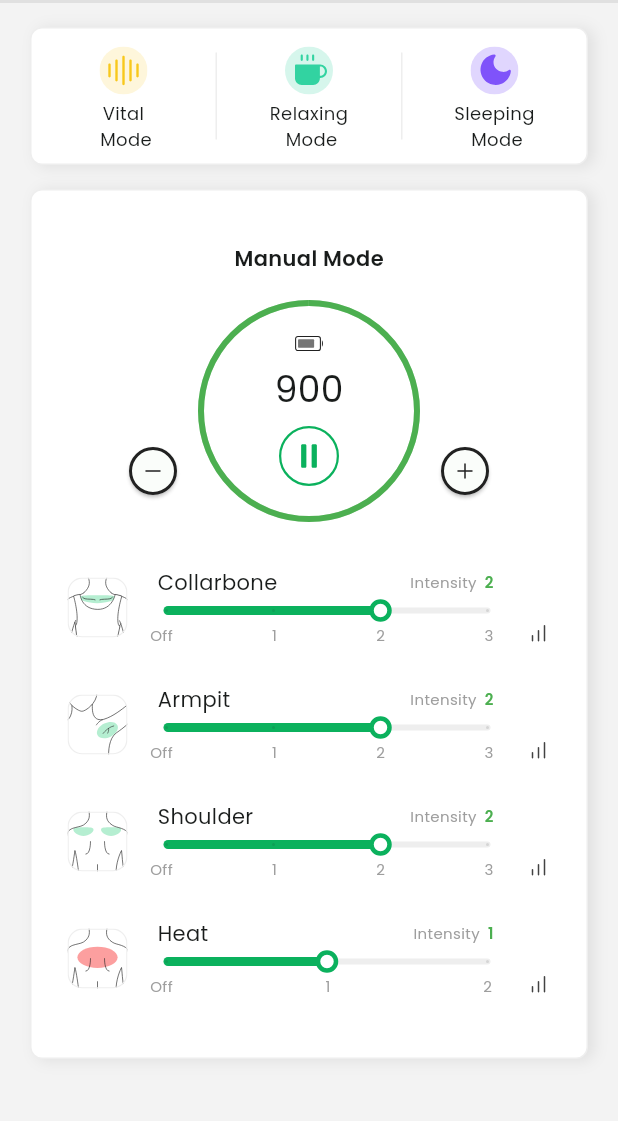
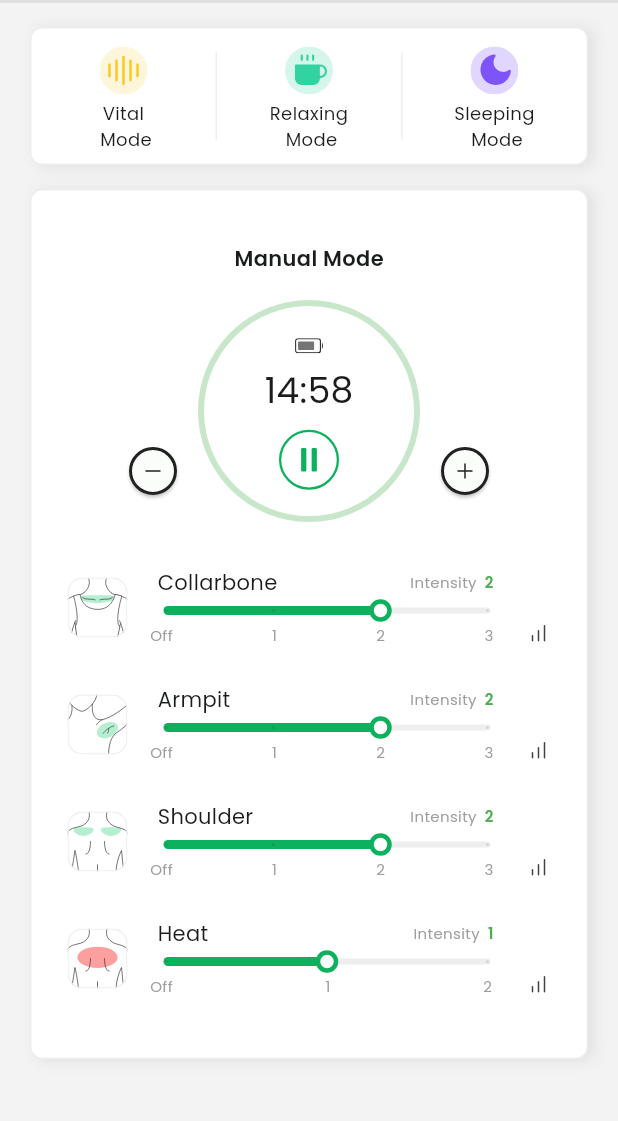
Before and after one commit to kwakdeung/lymphowear_remote_app, a Flutter app: the HomeDefault screen opened directly, after a tap on an icon or button, on a phone screen of 412 x 824 dp, the part 81-1202 px from its top. Run offline on Flutter 3.47's test engine with Material 2 defaults, Android fonts, the phone set to English and light mode, and no system bars; our stand-ins replace flutter_svg.

Commit message:
15분 타이머 수정중

```diff
--- a/lib/components/home/circularindicator.dart
+++ b/lib/components/home/circularindicator.dart
@@ -1,3 +1,4 @@
+import 'package:flutter/cupertino.dart';
 import 'package:flutter/material.dart';
 import 'package:flutter_svg/svg.dart';
 
@@ -13,32 +14,46 @@ class CircularIndicator extends StatefulWidget {
 class _CircularIndicatorState extends State<CircularIndicator>
     with TickerProviderStateMixin {
   late AnimationController controller;
-  double _value = 900;
+  bool isPlaying = false;
   bool _working = false;
-  String value = 'Paring...';
-  bool _active = true;
 
-  void _handleTap() {
-    if (_active) {
-      debugPrint('test true');
-      pairing();
-      startWorking();
+  String get countText {
+    Duration count = controller.duration! * controller.value;
+    return controller.isDismissed
+        ? '${(controller.duration!.inMinutes % 60).toString().padLeft(2, '0')}:${(controller.duration!.inSeconds % 60).toString().padLeft(2, '0')}'
+        : '${(count.inMinutes % 60).toString().padLeft(2, '0')}:${(count.inSeconds % 60).toString().padLeft(2, '0')}';
+  }
+
+  double progress = 1.0;
+
+  void notify() {
+    if (countText == '00:00') {}
+  }
+
+  @override
+  void initState() {
+    super.initState();
+    controller = AnimationController(
+      vsync: this,
+      duration: const Duration(seconds: 900),
+    );
+    controller.reverse();
+    controller.addListener(() {
+      notify();
+      if (controller.isAnimating) {
+        setState(() {
+          progress = controller.value;
+        });
       } else {
-      debugPrint('test false');
-      pairing();
-      stopWorking();
+        setState(() {
+          progress = 1.0;
+          isPlaying = false;
+        });
       }
-    setState(() {
-      _active = !_active;
     });
   }
 
-  void pairing() async {
-    setState(() {
-      value;
-    });
-  }
-
+  // indicator 시작
   void startWorking() async {
     setState(() {
       _working = true;
@@ -50,7 +65,7 @@ class _CircularIndicatorState extends State<CircularIndicator>
       }
       await Future.delayed(const Duration(seconds: 1));
       setState(() {
-        _value -= 0.1;
+        _value -= 1;
       });
     }
     setState(() {
@@ -58,10 +73,17 @@ class _CircularIndicatorState extends State<CircularIndicator>
     });
   }
 
+  // indicator 멈춤
   void stopWorking() {
     setState(() {
       _working = false;
     });
+  }
+
+  @override
+  void dispose() {
+    controller.dispose();
+    super.dispose();
   }
 
   @override
@@ -78,55 +100,95 @@ class _CircularIndicatorState extends State<CircularIndicator>
               fit: StackFit.expand,
               children: [
                 CircularProgressIndicator(
-                  value: _value,
+                  value: 0.0,
                   backgroundColor: Colors.green[100],
                   valueColor: const AlwaysStoppedAnimation<Color>(Colors.green),
                 ),
                 Center(
-                  child: FittedBox(
+                  child: Expanded(
                     child: Column(
                       mainAxisAlignment: MainAxisAlignment.center,
                       children: [
                         Container(
-                          margin: const EdgeInsets.fromLTRB(0, 0, 0, 8),
+                          margin: const EdgeInsets.fromLTRB(0, 14, 0, 7),
                           child: SvgPicture.asset(
                             'assets/images/Battery.svg',
                             width: 20,
                             height: 10,
                           ),
                         ),
-                        Text(
-                          "${(_value).round()}",
+                        GestureDetector(
+                          onTap: () {
+                            if (controller.isDismissed) {
+                              showModalBottomSheet(
+                                context: context,
+                                builder: (context) => Container(
+                                  height: 150,
+                                  child: CupertinoTimerPicker(
+                                    initialTimerDuration: controller.duration!,
+                                    onTimerDurationChanged: (time) {
+                                      setState(() {
+                                        controller.duration = time;
+                                      });
+                                    },
+                                  ),
+                                ),
+                              );
+                            }
+                          },
+                          child: AnimatedBuilder(
+                            animation: controller,
+                            builder: (context, child) => Text(
+                              countText,
                               style: const TextStyle(
                                   fontSize: 24,
-                            fontFamily: "Poppins",
+                                  fontWeight: FontWeight.w400,
+                                  fontFamily: "Poppins"),
                             ),
                           ),
-                        Container(
-                          margin: const EdgeInsets.only(top: 8),
+                        ),
+                        Padding(
+                          padding: const EdgeInsets.symmetric(
+                              horizontal: 5, vertical: 10),
+                          child: Container(
+                            margin: const EdgeInsets.only(top: 0),
                             width: 40.0,
                             height: 40.0,
                             decoration: BoxDecoration(
                               borderRadius: BorderRadius.circular(50),
                               border: Border.all(
                                   color: const Color(0xff0BB15D), width: 1.5),
-                            color: _active
-                                ? const Color(0xff0BB15D)
-                                : Colors.white,
+                              color: isPlaying
+                                  ? Colors.white
+                                  : const Color(0xff0BB15D),
                             ),
                             child: IconButton(
                                 onPressed: () {
-                                _handleTap();
+                                  if (controller.isAnimating) {
+                                    controller.stop();
+                                    setState(() {
+                                      isPlaying = false;
+                                    });
+                                  } else {
+                                    controller.reverse(
+                                        from: controller.value == 0
+                                            ? 1.0
+                                            : controller.value);
+                                    setState(() {
+                                      isPlaying = true;
+                                    });
+                                  }
                                 },
-                              color: _active
-                                  ? Colors.white
-                                  : const Color(0xff0BB15D),
-                              icon: _active
+                                color: isPlaying
+                                    ? const Color(0xff0BB15D)
+                                    : Colors.white,
+                                icon: isPlaying
                                     ? SvgPicture.asset(
-                                      "assets/icons/ic_play_full.svg")
+                                        "assets/icons/ic_pause_full.svg")
                                     : SvgPicture.asset(
-                                      "assets/icons/ic_pause_full.svg")),
+                                        "assets/icons/ic_play_full.svg")),
                           ),
+                        )
                       ],
                     ),
                   ),
@@ -150,7 +212,7 @@ class CircularIn {
   });
 }
 
-double _value = 0;
+double _value = 900;
 final List<CircularIn> circularinData = [
   CircularIn(
     value: _value,
```
Lines whose indentation alone changed are shown as unchanged.
